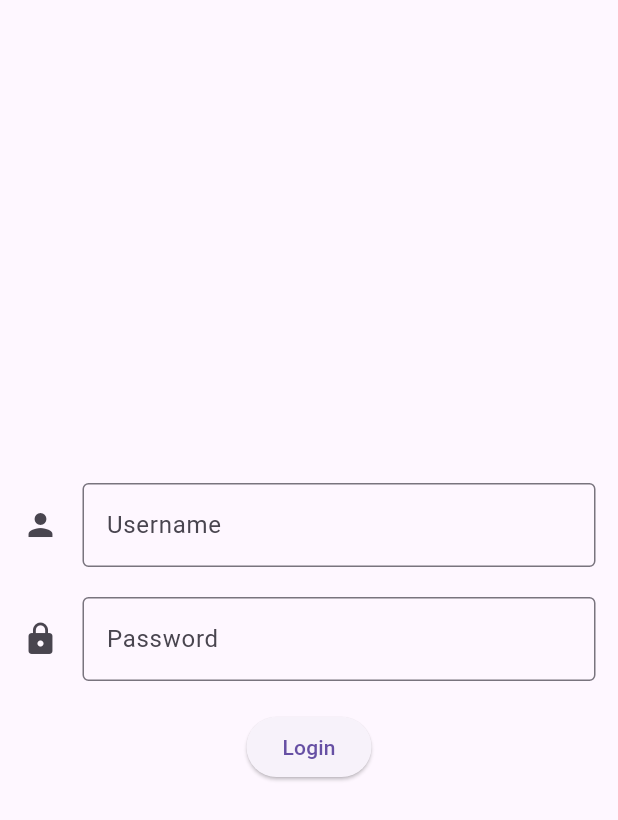
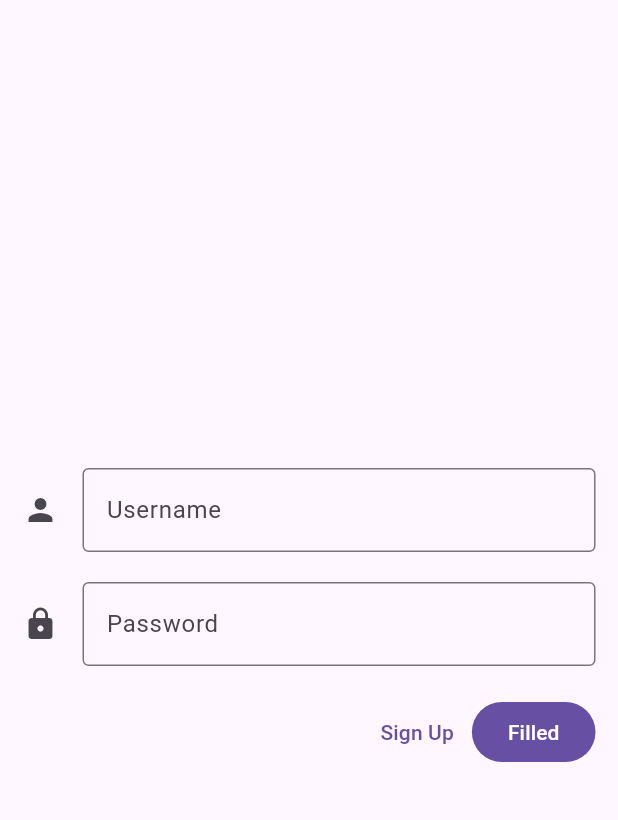
Before and after one commit to liamdugg/DADM_Primer_Parcial, a Flutter app: the screen it shows after launch, on a phone screen of 412 x 824 dp. Shown: the top 820 px of the screen. Run offline on Flutter 3.47's test engine with Material 3 defaults, Android fonts, the phone set to English and light mode, and no system bars; our stand-ins replace go_router.

```diff
--- a/lib/presentation/screens/login_screen.dart
+++ b/lib/presentation/screens/login_screen.dart
@@ -30,28 +30,42 @@ class _LoginScreenState extends State<LoginScreen> {
             const SizedBox(height: 20),
             _PasswordFieldView(),
 
-            const SizedBox(height: 20),
+            Padding(
+              padding: const EdgeInsets.symmetric(
+                horizontal: 15.0,
+                vertical: 20.0
+              ),
+              child: Row(
+                mainAxisAlignment: MainAxisAlignment.end,
+                children: [
+                  TextButton(
+                    child: const Text('Sign Up'),
+                    onPressed: (){},
+                  ),
 
-            ElevatedButton(
+                  FilledButton(
                     onPressed: () {
                       if(loginFormKey.currentState!.validate()){
                         context.push('/home');
                       }
                       else {
                         ScaffoldMessenger.of(context).showSnackBar(
-                    SnackBar(content:
-                      Text('email or password incorrect'))
+                          SnackBar(
+                            content: const Text('email or password incorrect')
+                          ),
                         );
                       }
                     },
-              child: const Text('Login'),
+                    child: const Text('Filled'),
+                  ),
+                ],
+              ),
             ),
           ],
         ),
       ),
     );
   }
-
 }
 
 /* ------------ UserFieldView ------------ */
```
Also changed, not shown: lib/presentation/screens/details_screen.dart (+14 -1 lines), lib/presentation/screens/edit_screen.dart (+13 -2 lines), lib/presentation/screens/home_screen.dart (+31 -1 lines), lib/presentation/screens/settings_screen.dart (+13 -2 lines). Lines whose indentation alone changed are shown as unchanged.
